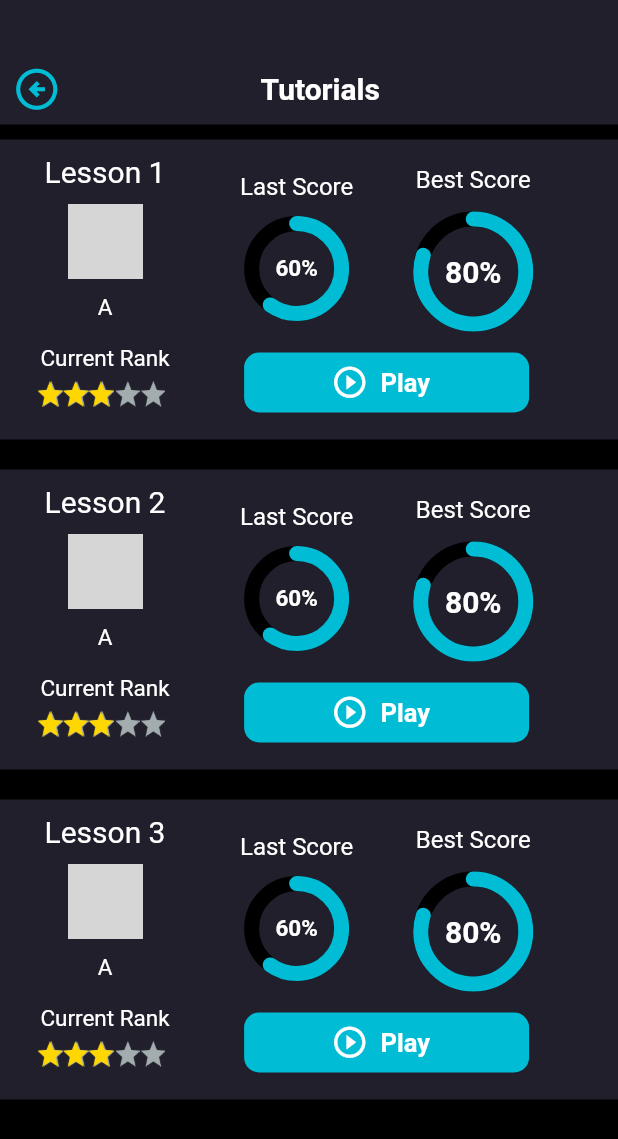
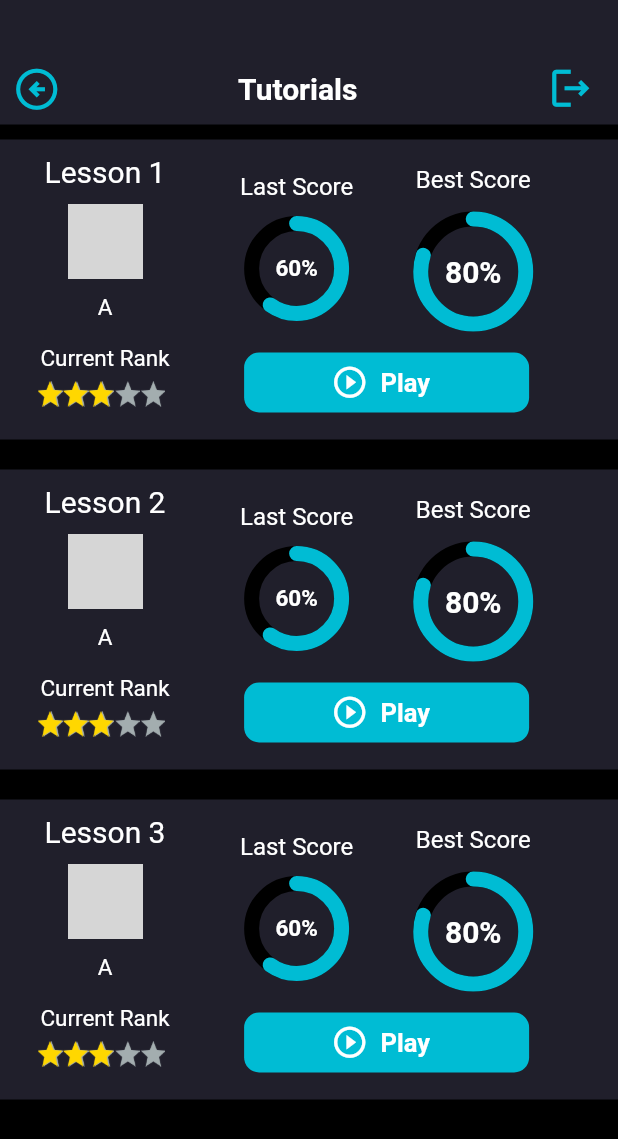
Before and after one commit to AppsAiT/Drum-Pad-Machine, a Flutter app: the LoginCheckPage widget shown alone on an empty page, opened directly, on a phone screen of 412 x 824 dp. Shown: the top 1139 px of the screen. Run offline on Flutter 3.47's test engine with Material 2 defaults, Android fonts, the phone set to English and light mode, and no system bars; drawn by our look-alikes of percent_indicator; our stand-ins replace carousel_slider, cloud_firestore, email_validator, firebase_auth, firebase_core, google_fonts and 5 more; missing offline and left inert: dart:html, page_flip_builder, volume_controller; accounts and stored records are empty; network calls fail; grey boxes are pictures that could not be loaded.

Commit message:
new update

```diff
--- a/lib/main.dart
+++ b/lib/main.dart
@@ -1,5 +1,4 @@
 import 'package:cloud_firestore/cloud_firestore.dart';
-import 'package:drums_pad/pages/loginPage.dart';
 import 'package:drums_pad/pages/splashScreen.dart';
 import 'package:flutter/material.dart';
 import 'constants.dart';
--- a/lib/pages/loginCheck.dart
+++ b/lib/pages/loginCheck.dart
@@ -1,6 +1,11 @@
+import 'dart:async';
+
+import 'package:cloud_firestore/cloud_firestore.dart';
+import 'package:drums_pad/pages/errorPage.dart';
 import 'package:drums_pad/pages/loginPage.dart';
 import 'package:drums_pad/pages/tutorialPage.dart';
 import 'package:drums_pad/services/auth.dart';
+import 'package:firebase_auth/firebase_auth.dart';
 import 'package:flutter/material.dart';
 import 'package:loading_indicator/loading_indicator.dart';
 
@@ -10,7 +15,7 @@ class LoginCheckPage extends StatefulWidget {
     required this.page,
   });
 
-  var page;
+  Widget page;
 
   @override
   State<LoginCheckPage> createState() => _LoginCheckPageState();
@@ -26,15 +31,96 @@ class _LoginCheckPageState extends State<LoginCheckPage> {
     Colors.indigo,
     Colors.purple,
   ];
+
+  Timer? timer;
+
+  void signOut() async {
+    await Auth().signOut();
+  }
+
+  void sendVerification() async {
+    try {
+      final user = Auth().currentUser;
+      await user?.sendEmailVerification();
+      var snack = const SnackBar(content: Text('Sending verification email'));
+      ScaffoldMessenger.of(context).showSnackBar(snack);
+    } catch (e) {
+      var snack = SnackBar(content: Text('Error : $e'));
+      ScaffoldMessenger.of(context).showSnackBar(snack);
+    }
+  }
+
+  @override
+  void initState() {
+    super.initState();
+  }
+
+  @override
+  void dispose() {
+    timer?.cancel();
+    super.dispose();
+  }
+
+  Future checkverified() async {
+    User? user = Auth().currentUser!;
+    await user.reload();
+    setState(() {
+      bool isVerified = user.emailVerified;
+      if (isVerified) {
+        timer?.cancel();
+        Navigator.pushReplacement(
+          context,
+          MaterialPageRoute(
+            builder: (context) => widget.page,
+          ),
+        );
+      }
+    });
+  }
+
   @override
   Widget build(BuildContext context) {
     return StreamBuilder(
       stream: Auth().authStateChanges,
       builder: (context, snapshot) {
         if (snapshot.hasData) {
-          return widget.page;
+          User? user = Auth().currentUser;
+          bool isVerified = user!.emailVerified;
+          if (!isVerified) {
+            timer = Timer.periodic(
+              const Duration(seconds: 5),
+              (_) => checkverified(),
+            );
+            return ErrorPage(
+              buttonMessage: 'Sign Out',
+              message: 'Account Not Verified',
+              email: user.email!,
+              onPressed: () {
+                signOut();
+              },
+              retry: () {
+                sendVerification();
+              },
+              retryMessage: 'Resend email',
+            );
+          } else {
+            return widget.page;
+          }
+        } else if (!snapshot.hasData) {
+          return LoginPage(pageKey: 1);
         } else {
-          return LoginPage(pageKey: 1);
+          return const Center(
+            child: SizedBox(
+              height: 90,
+              width: 90,
+              child: LoadingIndicator(
+                indicatorType: Indicator.lineScalePulseOutRapid,
+                colors: _kDefaultRainbowColors,
+                strokeWidth: 4.0,
+                pathBackgroundColor: Colors.transparent,
+              ),
+            ),
+          );
         }
       },
     );
--- a/lib/pages/loginPage.dart
+++ b/lib/pages/loginPage.dart
@@ -1,8 +1,10 @@
+import 'package:cloud_firestore/cloud_firestore.dart';
+import 'package:drums_pad/pages/homePage.dart';
 import 'package:drums_pad/services/auth.dart';
 import 'package:email_validator/email_validator.dart';
 import 'package:firebase_auth/firebase_auth.dart';
-import 'package:firebase_core/firebase_core.dart';
 import 'package:flutter/material.dart';
+import '../constants.dart';
 
 class LoginPage extends StatefulWidget {
   LoginPage({
@@ -18,10 +20,18 @@ class LoginPage extends StatefulWidget {
 class _LoginPageState extends State<LoginPage> {
   TextEditingController emailController = TextEditingController();
   TextEditingController passwordController = TextEditingController();
+  TextEditingController confirmPasswordController = TextEditingController();
   TextEditingController nameController = TextEditingController();
   TextEditingController phoneController = TextEditingController();
+  late int page = 1;
 
   String _errorMessage = '';
+
+  @override
+  void initState() {
+    super.initState();
+    page = widget.pageKey;
+  }
 
   void validateEmail(String val) {
     if (val.isEmpty) {
@@ -52,12 +62,56 @@ class _LoginPageState extends State<LoginPage> {
     }
   }
 
+  void sendVerification() async {
+    try {
+      final user = Auth().currentUser;
+      await user?.sendEmailVerification();
+      var snack = const SnackBar(content: Text('Sending verification email'));
+      ScaffoldMessenger.of(context).showSnackBar(snack);
+    } catch (e) {
+      var snack = SnackBar(content: Text('Error : $e'));
+      ScaffoldMessenger.of(context).showSnackBar(snack);
+    }
+  }
+
   Future<void> createUserWithEmailAndPassword() async {
     try {
+      if (_errorMessage == '') {
         await Auth().createUserWithEmailAndPassword(
           email: emailController.text,
           password: passwordController.text,
         );
+        User? user = Auth().currentUser;
+        if (user != null) {
+          await FirebaseFirestore.instance
+              .collection('users')
+              .doc(user.uid)
+              .set({
+            'name': nameController.text,
+            'email': emailController.text,
+            'phone': phoneController.text,
+          });
+        }
+      } else {
+        setState(() {
+          _errorMessage = 'User not created !';
+        });
+      }
+    } on FirebaseAuthException catch (error) {
+      setState(() {
+        _errorMessage = error.message!;
+      });
+    }
+
+    User? user = Auth().currentUser;
+    if (user != null) {
+      sendVerification();
+    }
+  }
+
+  Future<void> googleSignIn() async {
+    try {
+      await Auth().signInWithGoogle();
     } on FirebaseAuthException catch (error) {
       setState(() {
         _errorMessage = error.message!;
@@ -76,12 +130,24 @@ class _LoginPageState extends State<LoginPage> {
               Row(
                 mainAxisAlignment: MainAxisAlignment.spaceBetween,
                 children: [
-                  const Padding(
-                    padding: EdgeInsets.symmetric(horizontal: 20, vertical: 12),
-                    child: SizedBox(
+                  Padding(
+                    padding: const EdgeInsets.symmetric(
+                        horizontal: 20, vertical: 12),
+                    child: InkWell(
+                      onTap: () {
+                        Navigator.push(
+                          context,
+                          MaterialPageRoute(
+                            builder: (context) => MyHomePage(title: APP_NAME),
+                          ),
+                        );
+                      },
+                      child: const SizedBox(
                         height: 23,
                         width: 23,
-                      child: Image(image: AssetImage('Assets/icons/close.png')),
+                        child:
+                            Image(image: AssetImage('Assets/icons/close.png')),
+                      ),
                     ),
                   ),
                   Padding(
@@ -92,16 +158,20 @@ class _LoginPageState extends State<LoginPage> {
                           padding: const EdgeInsets.all(8.0),
                           child: InkWell(
                             onTap: () => setState(() {
-                              widget.pageKey = 1;
+                              page = 1;
+                              emailController.clear();
+                              passwordController.clear();
+                              confirmPasswordController.clear();
+                              nameController.clear();
+                              phoneController.clear();
+                              _errorMessage = '';
                             }),
                             child: Text(
                               'Login',
                               style: TextStyle(
-                                color: widget.pageKey == 1
-                                    ? Colors.cyan
-                                    : Colors.white,
+                                color: page == 1 ? Colors.cyan : Colors.white,
                                 fontSize: 21,
-                                fontWeight: widget.pageKey == 1
+                                fontWeight: page == 1
                                     ? FontWeight.w800
                                     : FontWeight.w500,
                               ),
@@ -120,16 +190,20 @@ class _LoginPageState extends State<LoginPage> {
                           padding: const EdgeInsets.all(8.0),
                           child: InkWell(
                             onTap: () => setState(() {
-                              widget.pageKey = 2;
+                              page = 2;
+                              emailController.clear();
+                              passwordController.clear();
+                              confirmPasswordController.clear();
+                              nameController.clear();
+                              phoneController.clear();
+                              _errorMessage = '';
                             }),
                             child: Text(
                               'Sign up',
                               style: TextStyle(
-                                color: widget.pageKey == 2
-                                    ? Colors.cyan
-                                    : Colors.white,
+                                color: page == 2 ? Colors.cyan : Colors.white,
                                 fontSize: 21,
-                                fontWeight: widget.pageKey == 2
+                                fontWeight: page == 2
                                     ? FontWeight.w800
                                     : FontWeight.w500,
                               ),
@@ -141,7 +215,7 @@ class _LoginPageState extends State<LoginPage> {
                   )
                 ],
               ),
-              if (widget.pageKey == 1)
+              if (page == 1)
                 Column(
                   children: [
                     const SizedBox(
@@ -192,6 +266,7 @@ class _LoginPageState extends State<LoginPage> {
                       child: Center(
                         child: TextFormField(
                           style: const TextStyle(color: Colors.white),
+                          obscureText: true,
                           controller: passwordController,
                           onChanged: (value) {
                             if (value.isEmpty) {
@@ -225,18 +300,12 @@ class _LoginPageState extends State<LoginPage> {
                       padding: const EdgeInsets.all(8.0),
                       child: Text(
                         _errorMessage,
+                        textAlign: TextAlign.center,
                         style: const TextStyle(color: Colors.red),
                       ),
                     ),
                     InkWell(
                       onTap: signInWithEmailAndPassword,
-                      // onTap: () async {
-                      //   User? user = await loginUsingEmailPassword(
-                      //       email: emailController.text,
-                      //       password: passwordController.text,
-                      //       context: context);
-                      //   print('================> $user');
-                      // },
                       child: Container(
                         width: 180,
                         height: 45,
@@ -287,14 +356,16 @@ class _LoginPageState extends State<LoginPage> {
                       ],
                     ),
                     Padding(
-                      padding: const EdgeInsets.only(top: 8, bottom: 30),
+                      padding: const EdgeInsets.only(top: 8, bottom: 25),
+                      child: InkWell(
+                        onTap: googleSignIn,
                         child: Container(
                           height: 60,
                           width: MediaQuery.of(context).size.width - 60,
                           decoration: BoxDecoration(
                             color: const Color.fromARGB(255, 44, 49, 50),
                             border: Border.all(color: Colors.cyan, width: 1),
-                          borderRadius: BorderRadius.circular(13),
+                            borderRadius: BorderRadius.circular(30),
                           ),
                           child: Row(
                             mainAxisAlignment: MainAxisAlignment.center,
@@ -322,9 +393,10 @@ class _LoginPageState extends State<LoginPage> {
                           ),
                         ),
                       ),
+                    ),
                   ],
                 )
-              else if (widget.pageKey == 2)
+              else if (page == 2)
                 Column(
                   children: [
                     const SizedBox(
@@ -348,7 +420,7 @@ class _LoginPageState extends State<LoginPage> {
                       child: Center(
                         child: TextFormField(
                           style: const TextStyle(color: Colors.white),
-                          controller: emailController,
+                          controller: nameController,
                           onChanged: (value) {},
                           decoration: InputDecoration(
                             filled: true,
@@ -400,7 +472,7 @@ class _LoginPageState extends State<LoginPage> {
                       child: Center(
                         child: TextFormField(
                           style: const TextStyle(color: Colors.white),
-                          controller: emailController,
+                          controller: phoneController,
                           onChanged: (value) {},
                           decoration: InputDecoration(
                             filled: true,
@@ -425,8 +497,22 @@ class _LoginPageState extends State<LoginPage> {
                       child: Center(
                         child: TextFormField(
                           style: const TextStyle(color: Colors.white),
-                          controller: emailController,
-                          onChanged: (value) {},
+                          controller: passwordController,
+                          obscureText: true,
+                          onChanged: (value) {
+                            if (value.isEmpty) {
+                              setState(() {
+                                _errorMessage = "* Password can not be empty";
+                              });
+                            } else if (value.length < 7) {
+                              _errorMessage =
+                                  "* Password can not be less than 6 characters";
+                            } else {
+                              setState(() {
+                                _errorMessage = "";
+                              });
+                            }
+                          },
                           decoration: InputDecoration(
                             filled: true,
                             fillColor: const Color.fromARGB(255, 44, 49, 50),
@@ -444,8 +530,54 @@ class _LoginPageState extends State<LoginPage> {
                         ),
                       ),
                     ),
+                    const SizedBox(height: 10),
+                    SizedBox(
+                      width: MediaQuery.of(context).size.width - 60,
+                      child: Center(
+                        child: TextFormField(
+                          style: const TextStyle(color: Colors.white),
+                          controller: confirmPasswordController,
+                          obscureText: true,
+                          onChanged: (value) {
+                            if (value != passwordController.text) {
+                              setState(() {
+                                _errorMessage = "* Passwords do not match";
+                              });
+                            } else {
+                              setState(() {
+                                _errorMessage = "";
+                              });
+                            }
+                          },
+                          decoration: InputDecoration(
+                            filled: true,
+                            fillColor: const Color.fromARGB(255, 44, 49, 50),
+                            border: OutlineInputBorder(
+                              borderRadius: BorderRadius.circular(13),
+                            ),
+                            hintStyle: const TextStyle(color: Colors.grey),
+                            hintText: 'Confirm Password',
+                            labelText: 'Confirm Password',
+                            labelStyle: const TextStyle(
+                              color: Colors.grey,
+                              fontSize: 18,
+                            ),
+                          ),
+                        ),
+                      ),
+                    ),
+                    Padding(
+                      padding: const EdgeInsets.all(8.0),
+                      child: Text(
+                        _errorMessage,
+                        textAlign: TextAlign.center,
+                        style: const TextStyle(color: Colors.red),
+                      ),
+                    ),
                     Padding(
                       padding: const EdgeInsets.all(15),
+                      child: InkWell(
+                        onTap: createUserWithEmailAndPassword,
                         child: Container(
                           width: 180,
                           height: 45,
@@ -469,67 +601,6 @@ class _LoginPageState extends State<LoginPage> {
                           ),
                         ),
                       ),
-                    Row(
-                      mainAxisAlignment: MainAxisAlignment.center,
-                      children: [
-                        Container(
-                          height: 3,
-                          width: MediaQuery.of(context).size.width / 2 - 40,
-                          color: const Color.fromARGB(255, 76, 83, 85),
-                        ),
-                        const Padding(
-                          padding:
-                              EdgeInsets.symmetric(horizontal: 8, vertical: 18),
-                          child: Text(
-                            'OR',
-                            style: TextStyle(
-                                fontSize: 16,
-                                fontWeight: FontWeight.w600,
-                                color: Color.fromARGB(255, 187, 193, 195)),
-                          ),
-                        ),
-                        Container(
-                          height: 3,
-                          width: MediaQuery.of(context).size.width / 2 - 40,
-                          color: const Color.fromARGB(255, 76, 83, 85),
-                        ),
-                      ],
-                    ),
-                    Padding(
-                      padding: const EdgeInsets.only(top: 8, bottom: 30),
-                      child: Container(
-                        height: 60,
-                        width: MediaQuery.of(context).size.width - 60,
-                        decoration: BoxDecoration(
-                          color: const Color.fromARGB(255, 44, 49, 50),
-                          border: Border.all(color: Colors.cyan, width: 1),
-                          borderRadius: BorderRadius.circular(13),
-                        ),
-                        child: Row(
-                          mainAxisAlignment: MainAxisAlignment.center,
-                          children: const [
-                            SizedBox(
-                              height: 30,
-                              width: 30,
-                              child: Image(
-                                image: AssetImage('Assets/icons/google.png'),
-                              ),
-                            ),
-                            SizedBox(width: 10),
-                            Padding(
-                              padding: EdgeInsets.symmetric(horizontal: 8),
-                              child: Text(
-                                'Login with Google',
-                                style: TextStyle(
-                                  color: Colors.white,
-                                  fontSize: 18,
-                                  fontWeight: FontWeight.w600,
-                                ),
-                              ),
-                            ),
-                          ],
-                        ),
-                      ),
                     ),
                   ],
                 ),
--- a/lib/pages/tutorialPage.dart
+++ b/lib/pages/tutorialPage.dart
@@ -1,5 +1,6 @@
 // ignore_for_file: file_names
 
+import 'package:drums_pad/services/auth.dart';
 import 'package:drums_pad/widgets/tutorialTiles.dart';
 import 'package:flutter/material.dart';
 
@@ -8,6 +9,10 @@ import 'homePage.dart';
 
 class TutorialPage extends StatelessWidget {
   const TutorialPage({super.key});
+
+  Future<void> signOut() async {
+    await Auth().signOut();
+  }
 
   @override
   Widget build(BuildContext context) {
@@ -50,10 +55,16 @@ class TutorialPage extends StatelessWidget {
                           ),
                         ),
                         const Spacer(),
-                        const Icon(
-                          Icons.arrow_circle_left_outlined,
-                          color: Color.fromARGB(255, 32, 31, 43),
-                          size: 33,
+                        Padding(
+                          padding: const EdgeInsets.symmetric(horizontal: 15),
+                          child: InkWell(
+                            onTap: signOut,
+                            child: const Icon(
+                              Icons.logout_outlined,
+                              color: Colors.cyan,
+                              size: 33,
+                            ),
+                          ),
                         ),
                       ],
                     ),
--- a/lib/widgets/sideBar.dart
+++ b/lib/widgets/sideBar.dart
@@ -47,7 +47,7 @@ class SideBar extends StatelessWidget {
                 ),
                 InkWell(
                   onTap: () {
-                    Navigator.pushReplacement(
+                    Navigator.push(
                       context,
                       MaterialPageRoute(
                           builder: (context) => LoginCheckPage(
--- a/pubspec.yaml
+++ b/pubspec.yaml
@@ -50,6 +50,7 @@ dependencies:
   page_flip_builder: ^0.1.3
   email_validator: ^2.1.17
   firebase_auth: ^4.6.2
+  google_sign_in: ^6.1.4
 
 dev_dependencies:
   flutter_test:
```
Also changed, not shown: lib/pages/errorPage.dart (added, +132 -0 lines), lib/services/auth.dart (+13 -0 lines), Assets/icons/error.png (added), pubspec.lock. Lines whose indentation alone changed are shown as unchanged.
